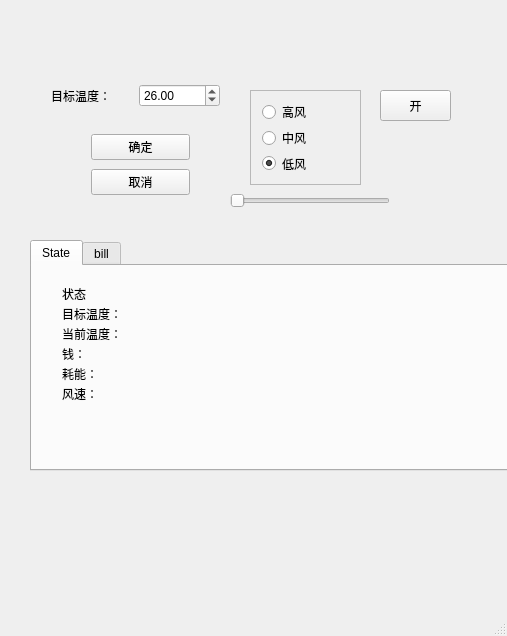
First picture: the form in client.ui, repository demoOS-BUPT/demoSE, before the edit.
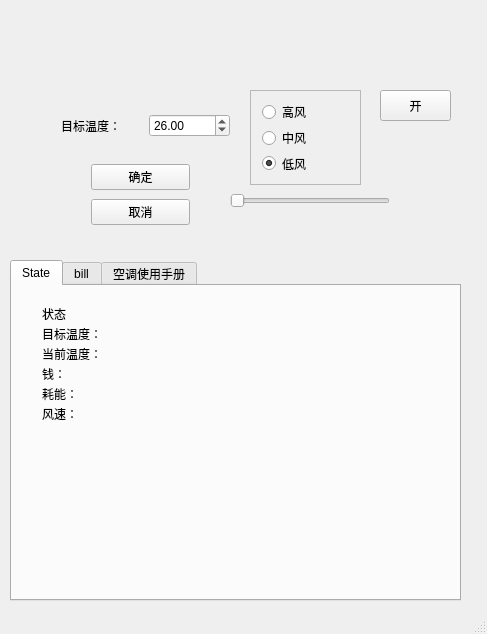
Second picture: the form after the edit. The open tabs and pages were chosen to show the change.

```diff
--- a/client.ui
+++ b/client.ui
@@ -6,8 +6,8 @@
    <rect>
     <x>0</x>
     <y>0</y>
-    <width>507</width>
-    <height>636</height>
+    <width>487</width>
+    <height>634</height>
    </rect>
   </property>
   <property name="windowTitle">
@@ -27,19 +27,6 @@
      <string>开</string>
     </property>
    </widget>
-   <widget class="QLabel" name="tipLabel">
-    <property name="geometry">
-     <rect>
-      <x>60</x>
-      <y>40</y>
-      <width>181</width>
-      <height>41</height>
-     </rect>
-    </property>
-    <property name="text">
-     <string/>
-    </property>
-   </widget>
    <widget class="QFrame" name="winFrame">
     <property name="geometry">
      <rect>
@@ -85,10 +72,10 @@
    <widget class="QTabWidget" name="tabWidget">
     <property name="geometry">
      <rect>
-      <x>30</x>
-      <y>240</y>
-      <width>521</width>
-      <height>231</height>
+      <x>10</x>
+      <y>260</y>
+      <width>451</width>
+      <height>341</height>
      </rect>
     </property>
     <property name="currentIndex">
@@ -285,6 +272,11 @@
       <widget class="QWidget" name="page_2"/>
      </widget>
     </widget>
+    <widget class="QWidget" name="tab">
+     <attribute name="title">
+      <string>空调使用手册</string>
+     </attribute>
+    </widget>
    </widget>
    <widget class="QSlider" name="horizontalSlider">
     <property name="geometry">
@@ -302,8 +294,8 @@
    <widget class="QWidget" name="layoutWidget">
     <property name="geometry">
      <rect>
-      <x>40</x>
-      <y>70</y>
+      <x>50</x>
+      <y>100</y>
       <width>191</width>
       <height>51</height>
      </rect>
@@ -335,7 +327,7 @@
     <property name="geometry">
      <rect>
       <x>80</x>
-      <y>120</y>
+      <y>150</y>
       <width>121</width>
       <height>91</height>
      </rect>
@@ -362,8 +354,21 @@
      <rect>
       <x>20</x>
       <y>0</y>
-      <width>291</width>
-      <height>41</height>
+      <width>321</width>
+      <height>71</height>
+     </rect>
+    </property>
+    <property name="text">
+     <string/>
+    </property>
+   </widget>
+   <widget class="QLabel" name="tipLabel">
+    <property name="geometry">
+     <rect>
+      <x>50</x>
+      <y>70</y>
+      <width>181</width>
+      <height>31</height>
      </rect>
     </property>
     <property name="text">
```
Left out of the diff: 2 changed lines with no effect on the pictures.
